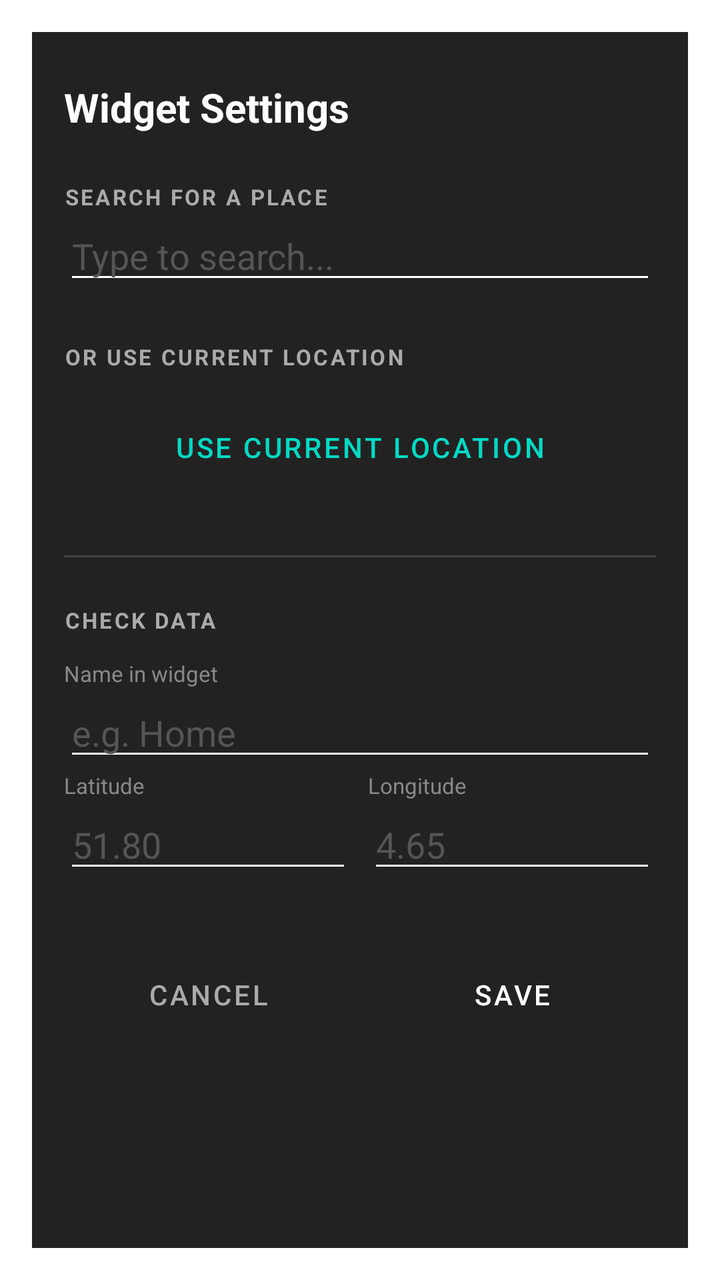
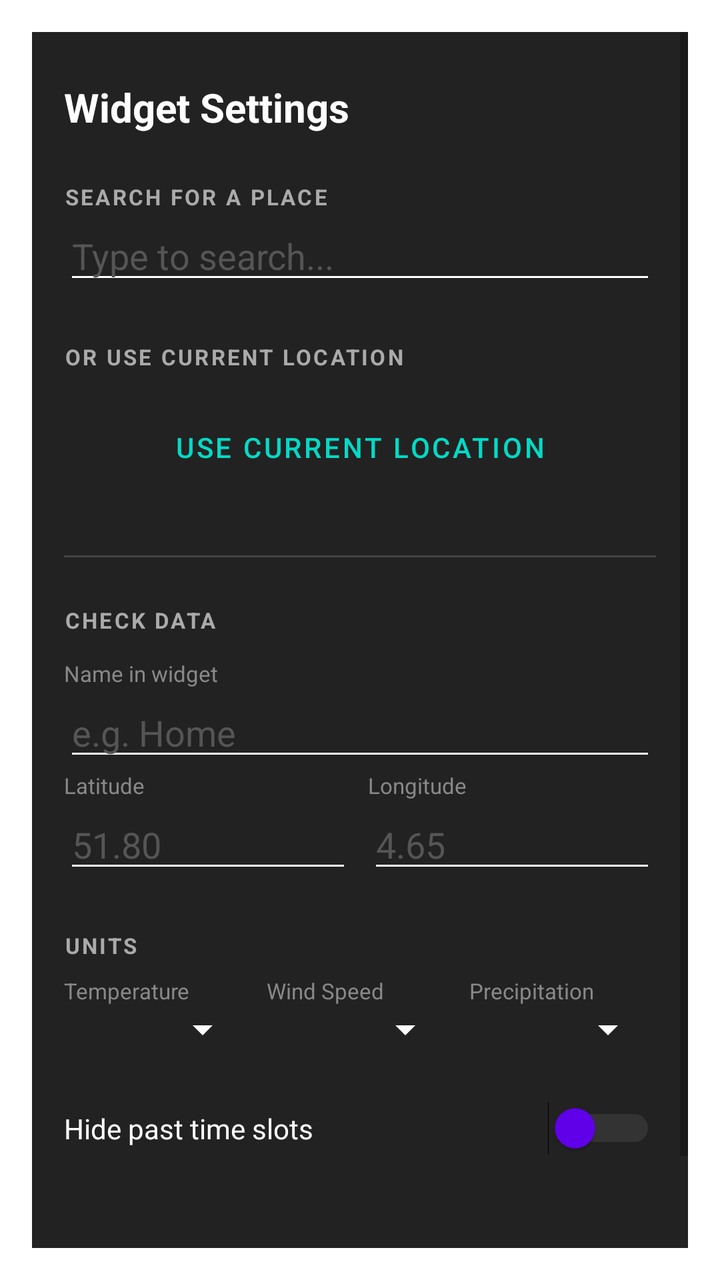

The first picture is an Android layout as it rendered before a commit; the second is the same layout after the commit. The layout source and the unified diff follow.
<!-- AndroidManifest.xml: activity theme Theme.WeatherGrid.Dialog.NoTitle -->
<!-- res/layout/activity_widget_config.xml -->
<?xml version="1.0" encoding="utf-8"?>
<ScrollView xmlns:android="http://schemas.android.com/apk/res/android"
    xmlns:app="http://schemas.android.com/apk/res-auto"
    android:layout_width="match_parent"
    android:layout_height="match_parent"
    android:background="#222222">

    <LinearLayout
        android:layout_width="match_parent"
        android:layout_height="wrap_content"
        android:orientation="vertical"
        android:padding="16dp">

        <TextView
            android:layout_width="match_parent"
            android:layout_height="wrap_content"
            android:text="@string/widget_settings_title"
            android:textColor="@android:color/white"
            android:textSize="20sp"
            android:textStyle="bold"
            android:paddingTop="8dp"
            android:paddingBottom="24dp" />

        <TextView
            android:layout_width="match_parent"
            android:layout_height="wrap_content"
            android:text="@string/search_city_label"
            android:textColor="#AAAAAA"
            android:textSize="11sp"
            android:textStyle="bold"
            android:letterSpacing="0.1" />

        <AutoCompleteTextView
            android:id="@+id/search_city"
            android:layout_width="match_parent"
            android:layout_height="wrap_content"
            android:hint="@string/search_city_hint"
            android:textColor="@android:color/white"
            android:textColorHint="#555555"
            android:backgroundTint="@android:color/white"
            android:inputType="text"
            android:completionThreshold="1" />

        <TextView
            android:layout_width="match_parent"
            android:layout_height="wrap_content"
            android:text="@string/use_location_label"
            android:textColor="#AAAAAA"
            android:textSize="11sp"
            android:textStyle="bold"
            android:layout_marginTop="24dp"
            android:letterSpacing="0.1" />

        <Button
            android:id="@+id/btn_get_location"
            style="@style/Widget.MaterialComponents.Button.OutlinedButton"
            android:layout_width="match_parent"
            android:layout_height="60dp"
            android:text="@string/use_location_btn"
            android:layout_marginTop="8dp"
            app:icon="@drawable/ic_gps_fixed"
            app:iconSize="24dp"
            app:iconPadding="12dp"
            app:iconTint="@color/teal_200"
            android:textSize="14sp"
            android:padding="8dp"
            android:textColor="@color/teal_200"
            app:strokeColor="@color/teal_200"
            app:strokeWidth="1.5dp" />

        <View
            android:layout_width="match_parent"
            android:layout_height="1dp"
            android:background="#444444"
            android:layout_marginTop="24dp"
            android:layout_marginBottom="24dp" />

        <TextView
            android:layout_width="match_parent"
            android:layout_height="wrap_content"
            android:text="@string/check_data_label"
            android:textColor="#AAAAAA"
            android:textSize="11sp"
            android:textStyle="bold"
            android:letterSpacing="0.1" />

        <TextView
            android:layout_width="match_parent"
            android:layout_height="wrap_content"
            android:text="@string/place_name_label"
            android:textColor="#888888"
            android:textSize="11sp"
            android:layout_marginTop="12dp" />

        <EditText
            android:id="@+id/edit_place_name"
            android:layout_width="match_parent"
            android:layout_height="wrap_content"
            android:hint="@string/place_name_hint"
            android:textColor="@android:color/white"
            android:textColorHint="#555555"
            android:backgroundTint="@android:color/white"
            android:inputType="text" />

        <LinearLayout
            android:layout_width="match_parent"
            android:layout_height="wrap_content"
            android:orientation="horizontal"
            android:baselineAligned="false">

            <LinearLayout
                android:layout_width="0dp"
                android:layout_height="wrap_content"
                android:layout_weight="1"
                android:orientation="vertical">
                <TextView
                    android:layout_width="match_parent"
                    android:layout_height="wrap_content"
                    android:text="@string/latitude_label"
                    android:textColor="#888888"
                    android:textSize="11sp" />
                <EditText
                    android:id="@+id/edit_lat"
                    android:layout_width="match_parent"
                    android:layout_height="wrap_content"
                    android:hint="51.80"
                    android:textColor="@android:color/white"
                    android:textColorHint="#555555"
                    android:backgroundTint="@android:color/white"
                    android:inputType="numberDecimal|numberSigned" />
            </LinearLayout>

            <LinearLayout
                android:layout_width="0dp"
                android:layout_height="wrap_content"
                android:layout_weight="1"
                android:orientation="vertical"
                android:layout_marginStart="8dp">
                <TextView
                    android:layout_width="match_parent"
                    android:layout_height="wrap_content"
                    android:text="@string/longitude_label"
                    android:textColor="#888888"
                    android:textSize="11sp" />
                <EditText
                    android:id="@+id/edit_lon"
                    android:layout_width="match_parent"
                    android:layout_height="wrap_content"
                    android:hint="4.65"
                    android:textColor="@android:color/white"
                    android:textColorHint="#555555"
                    android:backgroundTint="@android:color/white"
                    android:inputType="numberDecimal|numberSigned" />
            </LinearLayout>
        </LinearLayout>

        <LinearLayout
            android:layout_width="match_parent"
            android:layout_height="wrap_content"
            android:orientation="horizontal"
            android:layout_marginTop="32dp">

            <Button
                android:id="@+id/btn_cancel"
                style="@style/Widget.MaterialComponents.Button.TextButton"
                android:layout_width="0dp"
                android:layout_height="wrap_content"
                android:layout_weight="1"
                android:text="@string/cancel_btn"
                android:textColor="#AAAAAA" />

            <Button
                android:id="@+id/btn_save"
                style="@style/Widget.MaterialComponents.Button"
                android:layout_width="0dp"
                android:layout_height="wrap_content"
                android:layout_weight="1"
                android:layout_marginStart="8dp"
                android:text="@string/save_btn"
                android:backgroundTint="@color/purple_500"
                android:textColor="@android:color/white" />
        </LinearLayout>

    </LinearLayout>
</ScrollView>
<!-- resources referenced by this layout -->
<resources>
  <color name="purple_500">#FF6200EE</color>
  <color name="teal_200">#FF03DAC5</color>
  <!-- drawable ic_gps_fixed (drawable) -->
  <vector xmlns:android="http://schemas.android.com/apk/res/android"
      android:width="24dp"
      android:height="24dp"
      android:viewportWidth="24"
      android:viewportHeight="24">
      <path
          android:fillColor="#FFFFFF"
          android:pathData="M12,8c-2.21,0 -4,1.79 -4,4s1.79,4 4,4s4,-1.79 4,-4S14.21,8 12,8zM20.94,11c-0.46,-4.17 -3.77,-7.48 -7.94,-7.94L13.06,1h-2.12v2.06c-4.17,0.46 -7.48,3.77 -7.94,7.94L1,11.06v2.12h2.06c0.46,4.17 3.77,7.48 7.94,7.94L11.06,23h2.12v-2.06c4.17,-0.46 7.48,-3.77 7.94,-7.94L23,12.94v-2.12h-2.06zM12,19c-3.87,0 -7,-3.13 -7,-7s3.13,-7 7,-7s7,3.13 7,7S15.87,19 12,19z"/>
  </vector>
  <string name="cancel_btn">Cancel</string>
  <string name="check_data_label">CHECK DATA</string>
  <string name="latitude_label">Latitude</string>
  <string name="longitude_label">Longitude</string>
  <string name="place_name_hint">e.g. Home</string>
  <string name="place_name_label">Name in widget</string>
  <string name="save_btn">Save</string>
  <string name="search_city_hint">Type to search...</string>
  <string name="search_city_label">SEARCH FOR A PLACE</string>
  <string name="use_location_btn">Use current location</string>
  <string name="use_location_label">OR USE CURRENT LOCATION</string>
  <string name="widget_settings_title">Widget Settings</string>
  <style name="Theme.WeatherGrid.Dialog.NoTitle" parent="Theme.MaterialComponents.DayNight.Dialog">
          <item name="windowNoTitle">true</item>
          <item name="android:windowNoTitle">true</item>
          <item name="windowActionBar">false</item>
      </style>
</resources>

<!-- the commit's change to res/layout/activity_widget_config.xml (unified diff, before → after) -->
@@ -154,6 +154,103 @@
             </LinearLayout>
         </LinearLayout>
 
+        <TextView
+            android:layout_width="match_parent"
+            android:layout_height="wrap_content"
+            android:text="@string/units_label"
+            android:textColor="#AAAAAA"
+            android:textSize="11sp"
+            android:textStyle="bold"
+            android:layout_marginTop="24dp"
+            android:letterSpacing="0.1" />
+
+        <LinearLayout
+            android:layout_width="match_parent"
+            android:layout_height="wrap_content"
+            android:orientation="horizontal"
+            android:layout_marginTop="8dp"
+            android:baselineAligned="false">
+
+            <LinearLayout
+                android:layout_width="0dp"
+                android:layout_height="wrap_content"
+                android:layout_weight="1"
+                android:orientation="vertical">
+                <TextView
+                    android:layout_width="match_parent"
+                    android:layout_height="wrap_content"
+                    android:text="@string/temp_label"
+                    android:textColor="#888888"
+                    android:textSize="11sp" />
+                <Spinner
+                    android:id="@+id/spinner_temp_unit"
+                    android:layout_width="match_parent"
+                    android:layout_height="wrap_content"
+                    android:backgroundTint="@android:color/white" />
+            </LinearLayout>
+
+            <LinearLayout
+                android:layout_width="0dp"
+                android:layout_height="wrap_content"
+                android:layout_weight="1"
+                android:orientation="vertical"
+                android:layout_marginStart="8dp">
+                <TextView
+                    android:layout_width="match_parent"
+                    android:layout_height="wrap_content"
+                    android:text="@string/wind_label"
+                    android:textColor="#888888"
+                    android:textSize="11sp" />
+                <Spinner
+                    android:id="@+id/spinner_wind_unit"
+                    android:layout_width="match_parent"
+                    android:layout_height="wrap_content"
+                    android:backgroundTint="@android:color/white" />
+            </LinearLayout>
+
+            <LinearLayout
+                android:layout_width="0dp"
+                android:layout_height="wrap_content"
+                android:layout_weight="1"
+                android:orientation="vertical"
+                android:layout_marginStart="8dp">
+                <TextView
+                    android:layout_width="match_parent"
+                    android:layout_height="wrap_content"
+                    android:text="@string/precip_label"
+                    android:textColor="#888888"
+                    android:textSize="11sp" />
+                <Spinner
+                    android:id="@+id/spinner_precip_unit"
+                    android:layout_width="match_parent"
+                    android:layout_height="wrap_content"
+                    android:backgroundTint="@android:color/white" />
+            </LinearLayout>
+        </LinearLayout>
+
+        <LinearLayout
+            android:layout_width="match_parent"
+            android:layout_height="wrap_content"
+            android:orientation="horizontal"
+            android:layout_marginTop="24dp"
+            android:gravity="center_vertical">
+
+            <TextView
+                android:layout_width="0dp"
+                android:layout_height="wrap_content"
+                android:layout_weight="1"
+                android:text="@string/hide_past_label"
+                android:textColor="@android:color/white"
+                android:textSize="14sp" />
+
+            <Switch
+                android:id="@+id/switch_hide_past"
+                android:layout_width="wrap_content"
+                android:layout_height="wrap_content"
+                android:thumbTint="@color/purple_500"
+                android:trackTint="#666666" />
+        </LinearLayout>
+
         <LinearLayout
             android:layout_width="match_parent"
             android:layout_height="wrap_content"
<!-- resource entries referenced after the edit -->
@@ -14,16 +14,21 @@
   </vector>
   <string name="cancel_btn">Cancel</string>
   <string name="check_data_label">CHECK DATA</string>
+  <string name="hide_past_label">Hide past time slots</string>
   <string name="latitude_label">Latitude</string>
   <string name="longitude_label">Longitude</string>
   <string name="place_name_hint">e.g. Home</string>
   <string name="place_name_label">Name in widget</string>
+  <string name="precip_label">Precipitation</string>
   <string name="save_btn">Save</string>
   <string name="search_city_hint">Type to search...</string>
   <string name="search_city_label">SEARCH FOR A PLACE</string>
+  <string name="temp_label">Temperature</string>
+  <string name="units_label">UNITS</string>
   <string name="use_location_btn">Use current location</string>
   <string name="use_location_label">OR USE CURRENT LOCATION</string>
   <string name="widget_settings_title">Widget Settings</string>
+  <string name="wind_label">Wind Speed</string>
   <style name="Theme.WeatherGrid.Dialog.NoTitle" parent="Theme.MaterialComponents.DayNight.Dialog">
           <item name="windowNoTitle">true</item>
           <item name="android:windowNoTitle">true</item>
